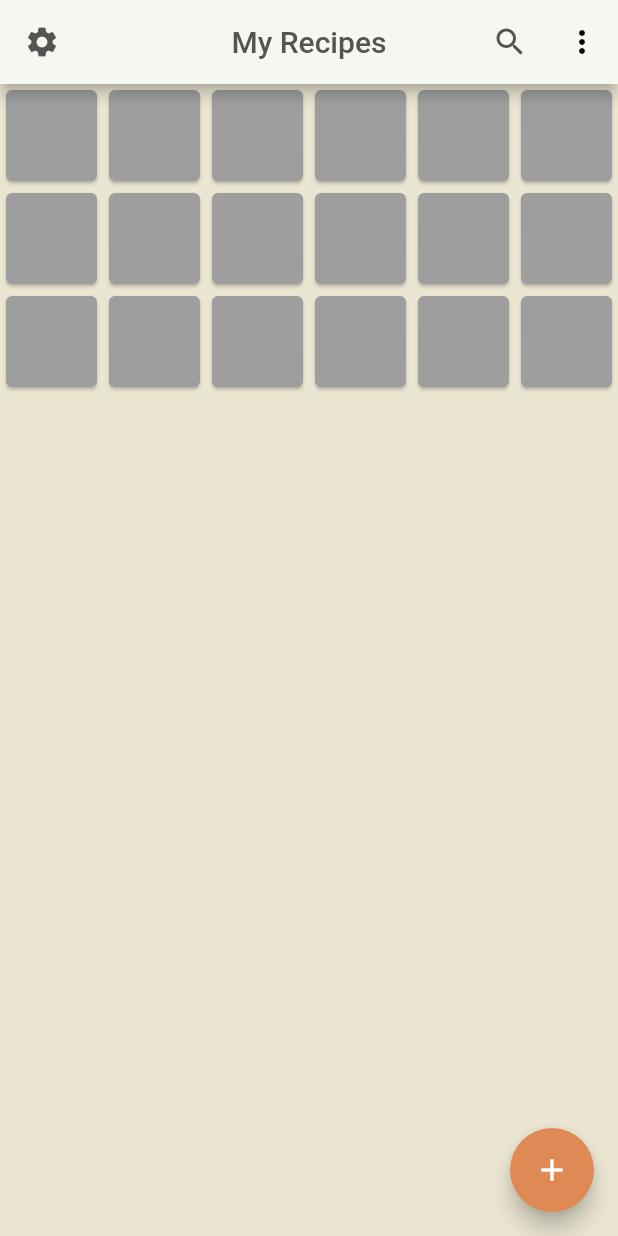
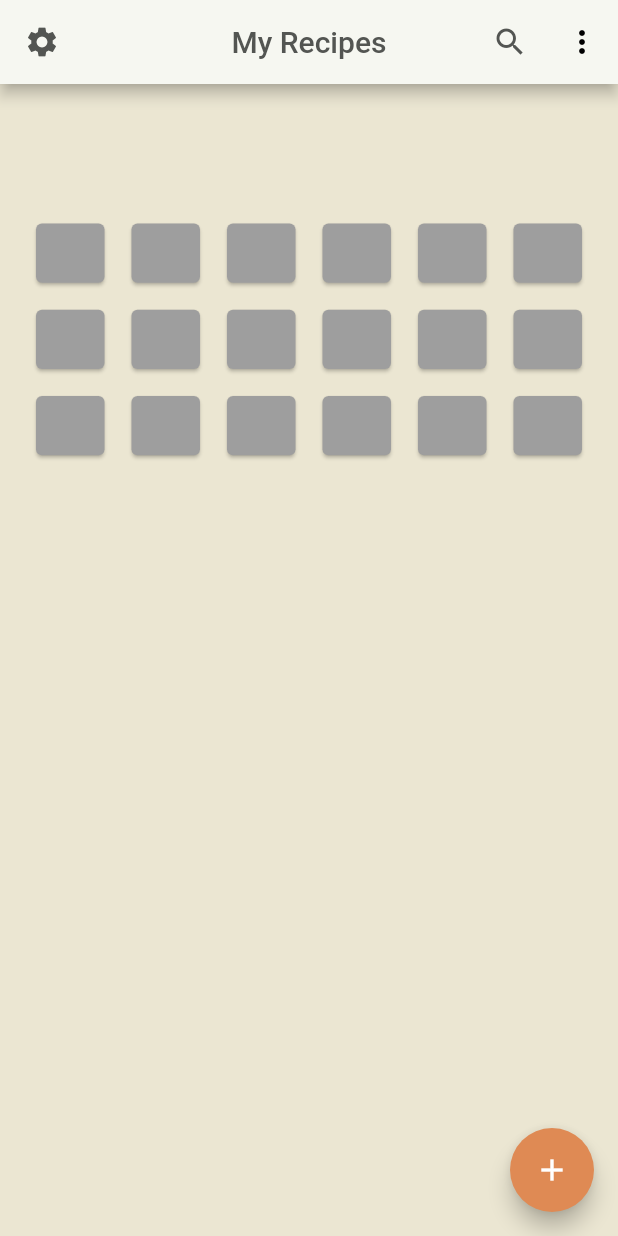
Before and after one commit to MatheusChristmann/baitafome, a Flutter app: the screen it shows after launch, on a phone screen of 412 x 824 dp. Run offline on Flutter 3.47's test engine with Material 2 defaults, Android fonts, the phone set to English and light mode, and no system bars; our stand-ins replace floor, sqflite; missing offline and left inert: dart:ffi, window_manager; accounts and stored records are empty; generated files the repository leaves out were written again.

Commit message:
Mudança na main page

```diff
--- a/lib/pages/mainpage.dart
+++ b/lib/pages/mainpage.dart
@@ -28,7 +28,8 @@ class _MainPageState extends State<MainPage> {
           color: Color.fromRGBO(83, 85, 82, 1),
           tooltip: AppLocalizations.of(context)!.tooltip_settings,
         ),
-        title: Text(AppLocalizations.of(context)!.title_main_page,
+        title: Text(
+          AppLocalizations.of(context)!.title_main_page,
           style: TextStyle(
             color: Color.fromRGBO(83, 85, 82, 1),
           ),
@@ -69,13 +70,18 @@ class _MainPageState extends State<MainPage> {
                 } else if (value == 2) {
                   print("opção de valor 2");
                 }
-            }
-          )
+              })
         ],
       ),
       body: Center(
+          child: ConstrainedBox(
+        constraints: BoxConstraints(maxHeight: 630),
         child: GridView.count(
+          padding: const EdgeInsets.all(20),
+          crossAxisSpacing: 10,
+          mainAxisSpacing: 10,
           crossAxisCount: 6,
+          childAspectRatio: 1.13,
           children: List.generate(18, (index) {
             return Container(
               child: Card(
@@ -84,7 +90,7 @@ class _MainPageState extends State<MainPage> {
             );
           }),
         ),
-      ),
+      )),
       floatingActionButton: FloatingActionButton(
         onPressed: () {},
         tooltip: AppLocalizations.of(context)!.tooltip_add_recipe,
```
Lines whose indentation alone changed are shown as unchanged.
